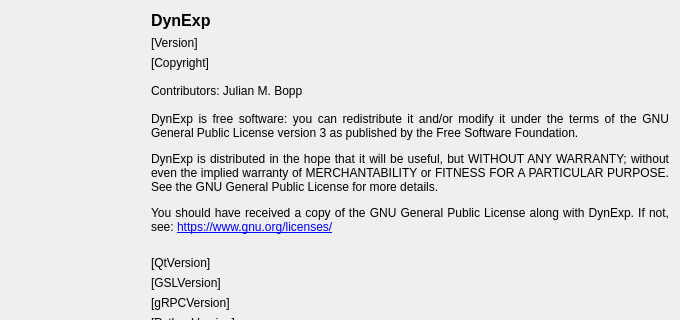
Before: the Qt Designer form src/DynExpManager/DynExpAbout.ui in jbopp/dynexp, drawn with Qt 5; both pictures show x 0 to 680 and y 0 to 320 of the 680 by 752 pixel window.
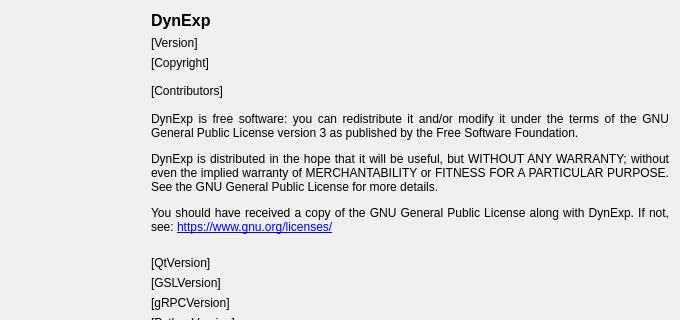
After: the same form once the commit is applied. Icons and pictures are not drawn.

Commit message: Included contributors, bumped version to 1.1.0.

The edit to the form file:
```diff
--- a/src/DynExpManager/DynExpAbout.ui
+++ b/src/DynExpManager/DynExpAbout.ui
@@ -137,7 +137,10 @@
      <item>
       <widget class="QLabel" name="labelContributors">
        <property name="text">
-        <string>Contributors: Julian M. Bopp</string>
+        <string>[Contributors]</string>
+       </property>
+       <property name="wordWrap">
+        <bool>true</bool>
        </property>
       </widget>
      </item>
```
Left out of the diff: 52 changed lines with no effect on the pictures. The commit also changes 4 other files.
